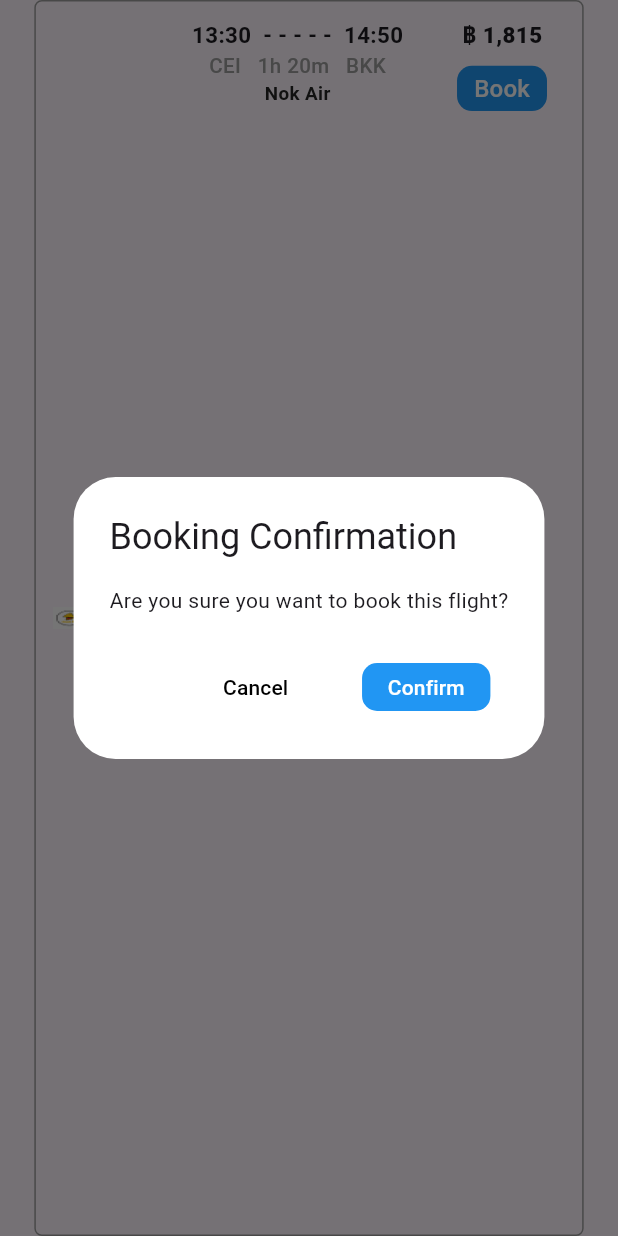
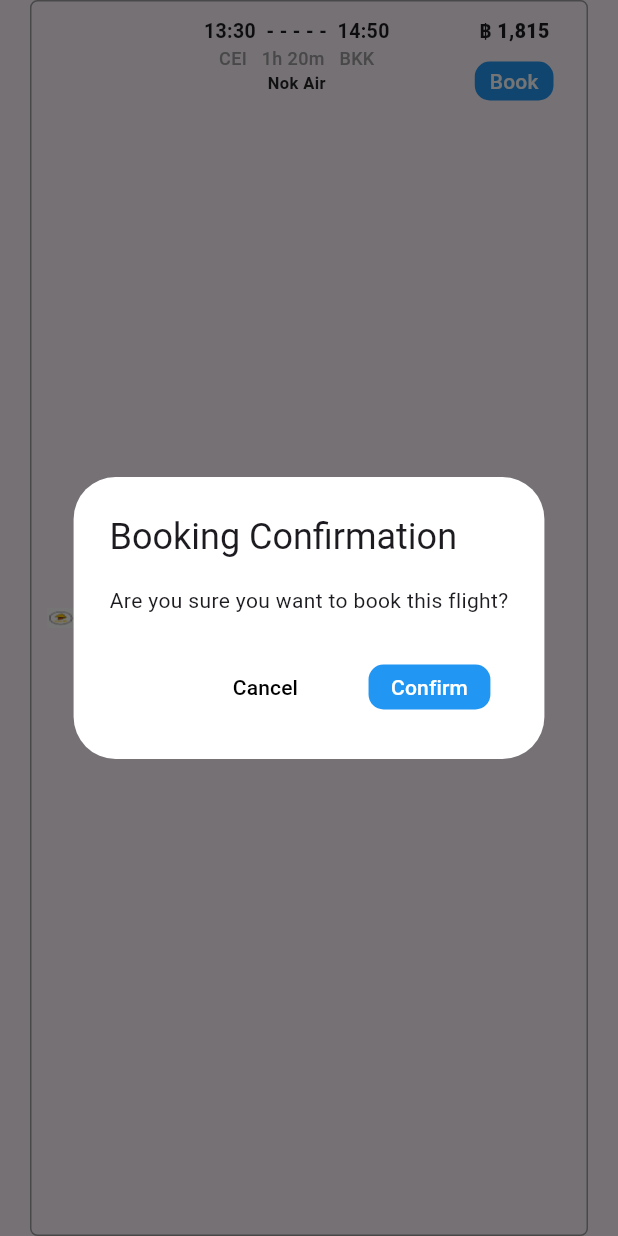
Before and after one commit to kongphop1209/App_TravelBlitz, a Flutter app: the TicketPreview widget shown alone on an empty page, opened directly, after a tap on "Book", on a phone screen of 412 x 824 dp. Run offline on Flutter 3.47's test engine with Material 3 defaults, Android fonts, the phone set to English and light mode, and no system bars; our stand-ins replace cloud_firestore, firebase_auth, firebase_core, flutter_screenutil, get, google_nav_bar and 2 more; missing offline and left inert: firebase_app_check; accounts and stored records are empty.

Commit message:
push_finish

```diff
--- a/lib/widget/ticket.dart
+++ b/lib/widget/ticket.dart
@@ -1,7 +1,6 @@
 import 'package:cloud_firestore/cloud_firestore.dart';
+import 'package:flutter/material.dart';
 import 'package:firebase_auth/firebase_auth.dart';
-import 'package:flutter/material.dart';
-import 'package:flutter_screenutil/flutter_screenutil.dart';
 import 'package:traveling_app/models/ticket_model.dart';
 
 class TicketPreview extends StatefulWidget {
@@ -67,21 +66,20 @@ class _TicketPreviewState extends State<TicketPreview> {
 
   @override
   Widget build(BuildContext context) {
-    bool isSelected = false;
     return Container(
-      padding: EdgeInsets.symmetric(vertical: 10.h, horizontal: 10.w),
-      margin: EdgeInsets.symmetric(horizontal: 20.w),
+      padding: EdgeInsets.symmetric(vertical: 10.0, horizontal: 10.0),
+      margin: EdgeInsets.symmetric(horizontal: 20.0),
       width: double.infinity,
       decoration: BoxDecoration(
         border: Border.all(color: Colors.grey),
-        borderRadius: BorderRadius.circular(5),
+        borderRadius: BorderRadius.circular(5.0),
       ),
       child: Row(
         mainAxisAlignment: MainAxisAlignment.spaceBetween,
         children: [
           Image.asset(
             widget.imagePath,
-            width: 60.w,
+            width: 60.0,
           ),
           Expanded(
             child: Column(
@@ -90,14 +88,14 @@ class _TicketPreviewState extends State<TicketPreview> {
                 Text(
                   widget.time,
                   style: TextStyle(
-                    fontSize: 13.sp,
+                    fontSize: 13.0,
                     fontWeight: FontWeight.w700,
                   ),
                 ),
                 Text(
                   widget.duration,
                   style: TextStyle(
-                    fontSize: 12.sp,
+                    fontSize: 12.0,
                     fontWeight: FontWeight.w500,
                     color: Colors.grey,
                   ),
@@ -105,7 +103,7 @@ class _TicketPreviewState extends State<TicketPreview> {
                 Text(
                   widget.airline,
                   style: TextStyle(
-                    fontSize: 11.sp,
+                    fontSize: 11.0,
                     fontWeight: FontWeight.w700,
                     color: const Color.fromARGB(255, 37, 37, 37),
                   ),
@@ -120,12 +118,12 @@ class _TicketPreviewState extends State<TicketPreview> {
                 widget.price,
                 style: TextStyle(
                   fontWeight: FontWeight.w800,
-                  fontSize: 13.sp,
+                  fontSize: 13.0,
                 ),
               ),
               TextButton(
                 onPressed: () async {
-                  String? userId = FirebaseAuth.instance.currentUser?.uid;
+                  final userId = FirebaseAuth.instance.currentUser?.uid;
 
                   if (userId != null) {
                     showDialog(
@@ -144,11 +142,12 @@ class _TicketPreviewState extends State<TicketPreview> {
                               },
                               child: Container(
                                 padding: EdgeInsets.symmetric(
-                                    horizontal: 15.w, vertical: 5.h),
+                                    horizontal: 15.0, vertical: 5.0),
                                 decoration: BoxDecoration(
-                                    borderRadius: BorderRadius.circular(10),
-                                    color: const Color.fromARGB(
-                                        255, 255, 255, 255)),
+                                  borderRadius: BorderRadius.circular(10.0),
+                                  color:
+                                      const Color.fromARGB(255, 255, 255, 255),
+                                ),
                                 child: Text(
                                   'Cancel',
                                   style: TextStyle(
@@ -166,8 +165,7 @@ class _TicketPreviewState extends State<TicketPreview> {
 
                                 // Add booking to Firestore using FirebaseService
                                 FirebaseService().addBookingToFirestore(
-                                  context,
-                                  _username,
+                                  userId,
                                   widget.time,
                                   widget.duration,
                                   widget.airline,
@@ -179,10 +177,11 @@ class _TicketPreviewState extends State<TicketPreview> {
                               },
                               child: Container(
                                 padding: EdgeInsets.symmetric(
-                                    horizontal: 15.w, vertical: 5.h),
+                                    horizontal: 15.0, vertical: 5.0),
                                 decoration: BoxDecoration(
-                                    borderRadius: BorderRadius.circular(10),
-                                    color: Colors.blue),
+                                  borderRadius: BorderRadius.circular(10.0),
+                                  color: Colors.blue,
+                                ),
                                 child: Text(
                                   'Confirm',
                                   style: TextStyle(color: Colors.white),
@@ -200,15 +199,15 @@ class _TicketPreviewState extends State<TicketPreview> {
                 },
                 child: Container(
                   padding:
-                      EdgeInsets.symmetric(horizontal: 10.w, vertical: 3.h),
+                      EdgeInsets.symmetric(horizontal: 10.0, vertical: 3.0),
                   decoration: BoxDecoration(
-                    borderRadius: BorderRadius.circular(10),
+                    borderRadius: BorderRadius.circular(10.0),
                     color: Colors.blue,
                   ),
                   child: Text(
                     'Book',
                     style: TextStyle(
-                      fontSize: 14.sp,
+                      fontSize: 14.0,
                       color: Colors.white,
                       fontWeight: FontWeight.w500,
                     ),
```
Also changed, not shown: lib/auth_page/register_page.dart (+12 -3 lines), lib/models/ticket_model.dart (+19 -24 lines), lib/screens/home_page.dart (+6 -2 lines), lib/screens/mytrip_page.dart (+5 -2 lines).
